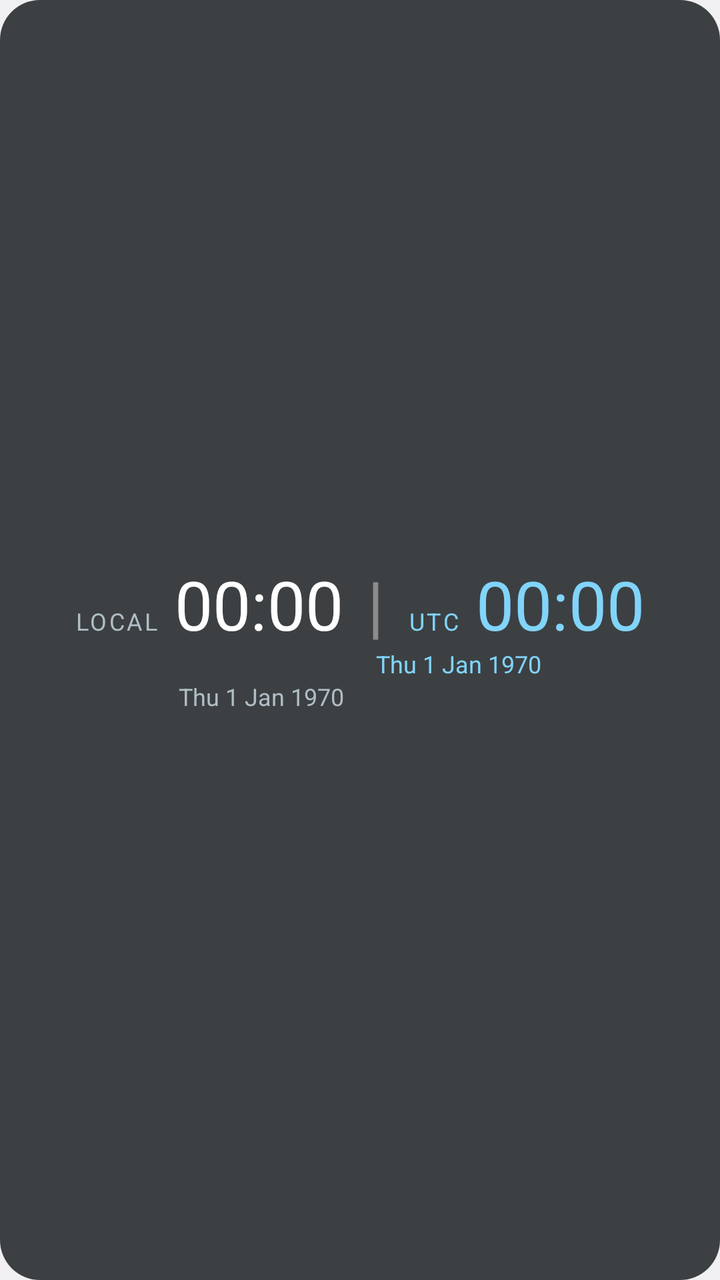
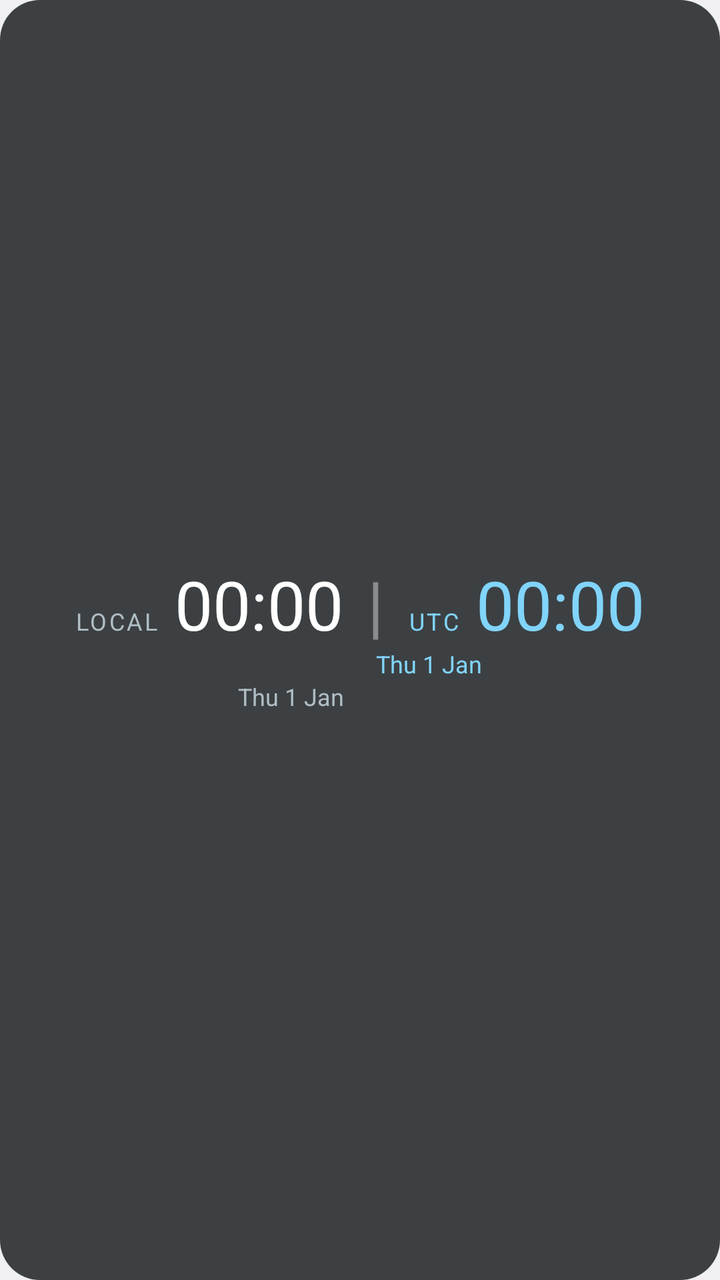

The first picture is an Android layout as it rendered before a commit; the second is the same layout after the commit. The layout source and the unified diff follow.
<!-- AndroidManifest.xml: application theme AppTheme -->
<!-- res/layout/widget_pipe_sans.xml -->
<?xml version="1.0" encoding="utf-8"?>
<LinearLayout xmlns:android="http://schemas.android.com/apk/res/android" android:id="@+id/root" android:layout_width="match_parent" android:layout_height="match_parent" android:background="@drawable/widget_bg" android:gravity="center" android:orientation="vertical" android:padding="14dp">
<LinearLayout android:layout_width="wrap_content" android:layout_height="wrap_content" android:orientation="horizontal" android:baselineAligned="true" >
<TextView android:id="@+id/label_local" android:layout_width="wrap_content" android:layout_height="wrap_content"
    android:fontFamily="sans-serif" android:letterSpacing="0.1" android:text="@string/label_local"
    android:textColor="#B0BEC5" android:textSize="12sp" android:layout_marginEnd="8dp"/>
<TextClock android:id="@+id/clock_local" android:layout_width="wrap_content" android:layout_height="wrap_content"
    android:fontFamily="sans-serif" android:format12Hour="HH:mm" android:format24Hour="HH:mm" android:includeFontPadding="false" android:maxLines="1"
    android:textColor="#FFFFFF" android:textSize="34sp"  />
<TextView android:id="@+id/pipe" android:layout_width="wrap_content" android:layout_height="wrap_content" android:layout_marginStart="12dp" android:layout_marginEnd="12dp" android:fontFamily="sans-serif" android:includeFontPadding="false" android:text="|" android:textColor="#66FFFFFF" android:textSize="34sp" />
<TextView android:id="@+id/label_utc" android:layout_width="wrap_content" android:layout_height="wrap_content"
    android:fontFamily="sans-serif" android:letterSpacing="0.1" android:text="@string/label_utc"
    android:textColor="#81D4FA" android:textSize="12sp" android:layout_marginEnd="8dp"/>
<TextClock android:id="@+id/clock_utc" android:layout_width="wrap_content" android:layout_height="wrap_content"
    android:fontFamily="sans-serif" android:format12Hour="HH:mm" android:format24Hour="HH:mm" android:includeFontPadding="false" android:maxLines="1"
    android:textColor="#81D4FA" android:textSize="34sp" android:timeZone="UTC" />
</LinearLayout>
<LinearLayout android:layout_width="wrap_content" android:layout_height="wrap_content" android:orientation="horizontal" android:baselineAligned="true" android:layout_marginTop="2dp">
<LinearLayout android:layout_width="wrap_content" android:layout_height="wrap_content" android:orientation="vertical" >
<TextView android:id="@+id/zone_local" android:layout_width="wrap_content" android:layout_height="wrap_content"
    android:fontFamily="sans-serif" android:textColor="#B0BEC5" android:textSize="12sp" />
<TextClock android:id="@+id/date_local" android:layout_width="wrap_content" android:layout_height="wrap_content"
    android:fontFamily="sans-serif" android:format12Hour="EEE d MMM yyyy" android:format24Hour="EEE d MMM yyyy" android:includeFontPadding="false" android:maxLines="1"
    android:textColor="#B0BEC5" android:textSize="12sp"  />
</LinearLayout>
<TextClock android:layout_marginStart="16dp" android:id="@+id/date_utc" android:layout_width="wrap_content" android:layout_height="wrap_content"
    android:fontFamily="sans-serif" android:format12Hour="EEE d MMM yyyy" android:format24Hour="EEE d MMM yyyy" android:includeFontPadding="false" android:maxLines="1"
    android:textColor="#81D4FA" android:textSize="12sp" android:timeZone="UTC" />
</LinearLayout>
</LinearLayout>
<!-- resources referenced by this layout -->
<resources>
  <!-- drawable widget_bg (drawable) -->
  <?xml version="1.0" encoding="utf-8"?>
  <shape xmlns:android="http://schemas.android.com/apk/res/android" android:shape="rectangle">
      <solid android:color="#CC101418" />
      <corners android:radius="20dp" />
  </shape>
  <string name="label_local">LOCAL</string>
  <string name="label_utc">UTC</string>
  <style name="AppTheme" parent="@android:style/Theme.DeviceDefault.Light.NoActionBar" />
</resources>

<!-- the commit's change to res/layout/widget_pipe_sans.xml (unified diff, before → after) -->
@@ -20,11 +20,11 @@
 <TextView android:id="@+id/zone_local" android:layout_width="wrap_content" android:layout_height="wrap_content"
     android:fontFamily="sans-serif" android:textColor="#B0BEC5" android:textSize="12sp" />
 <TextClock android:id="@+id/date_local" android:layout_width="wrap_content" android:layout_height="wrap_content"
-    android:fontFamily="sans-serif" android:format12Hour="EEE d MMM yyyy" android:format24Hour="EEE d MMM yyyy" android:includeFontPadding="false" android:maxLines="1"
+    android:fontFamily="sans-serif" android:format12Hour="EEE d MMM" android:format24Hour="EEE d MMM" android:includeFontPadding="false" android:maxLines="1"
     android:textColor="#B0BEC5" android:textSize="12sp"  />
 </LinearLayout>
 <TextClock android:layout_marginStart="16dp" android:id="@+id/date_utc" android:layout_width="wrap_content" android:layout_height="wrap_content"
-    android:fontFamily="sans-serif" android:format12Hour="EEE d MMM yyyy" android:format24Hour="EEE d MMM yyyy" android:includeFontPadding="false" android:maxLines="1"
+    android:fontFamily="sans-serif" android:format12Hour="EEE d MMM" android:format24Hour="EEE d MMM" android:includeFontPadding="false" android:maxLines="1"
     android:textColor="#81D4FA" android:textSize="12sp" android:timeZone="UTC" />
 </LinearLayout>
 </LinearLayout>
